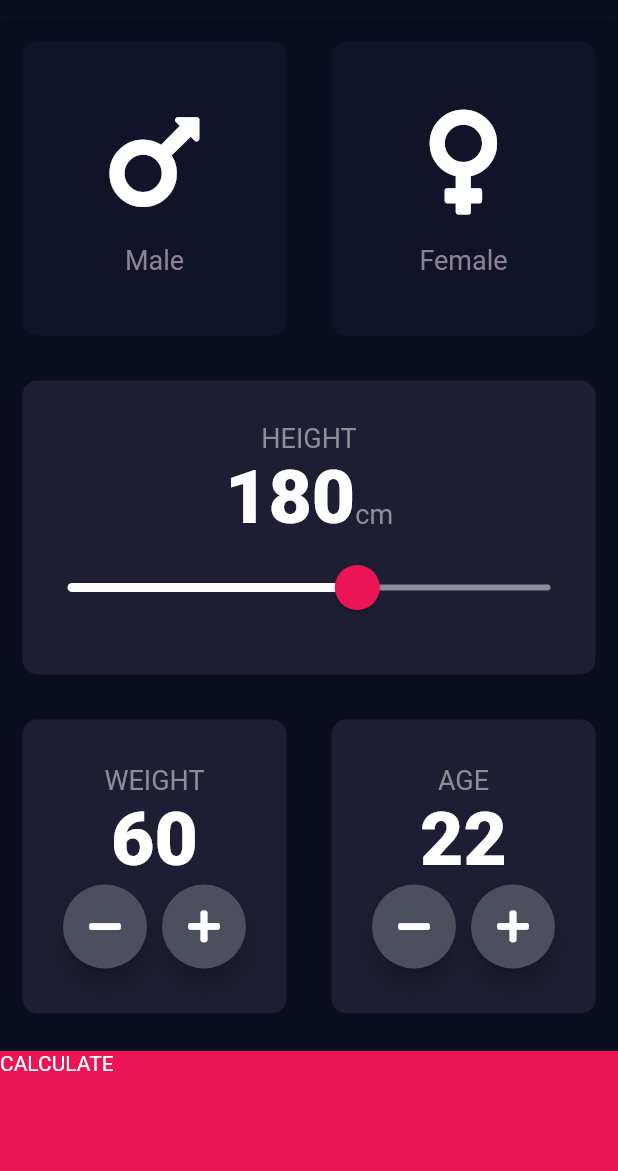
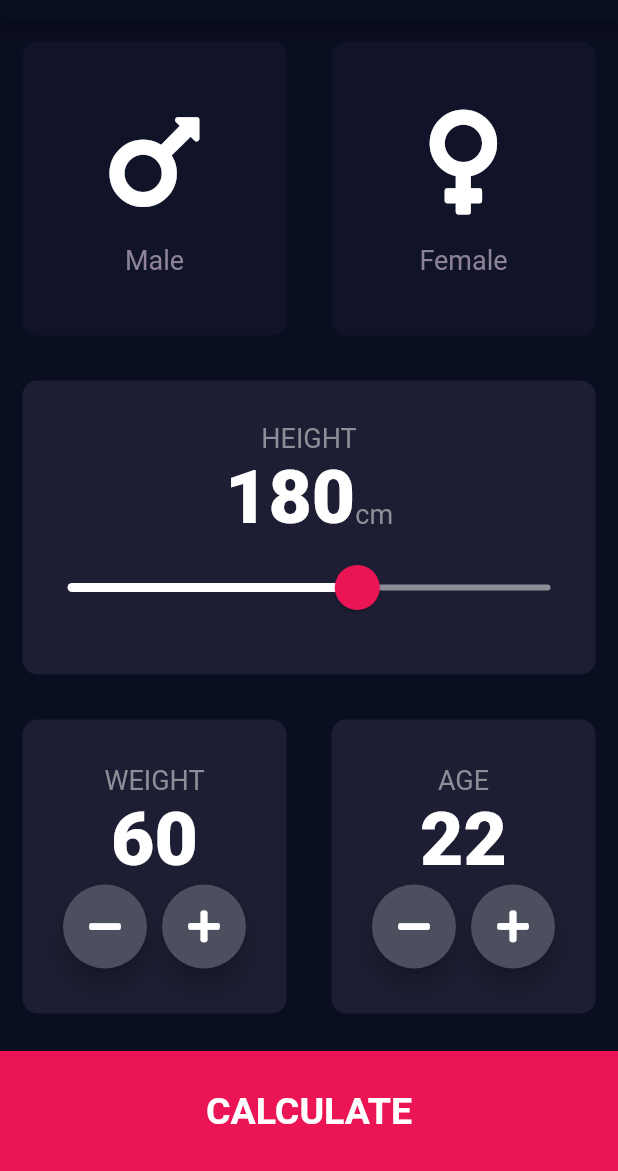
Before and after one commit to AdeelZahid/BodyMassIndex_Flutter, a Flutter app: the screen it shows after launch, on a phone screen of 412 x 824 dp, the part 65-1236 px from its top. Run offline on Flutter 3.47's test engine with Material 2 defaults, Android fonts, the phone set to English and light mode, and no system bars; our stand-ins replace font_awesome_flutter.

Commit message:
added button widget and send files

```diff
--- a/lib/main.dart
+++ b/lib/main.dart
@@ -1,4 +1,4 @@
-import 'package:body_mass_index_calculator/widgets/input_page.dart';
+import 'package:body_mass_index_calculator/screens/input_page.dart';
 import 'package:flutter/material.dart';
 
 void main() {
--- a/lib/widgets/input_page.dart
+++ b/lib/screens/input_page.dart
@@ -1,7 +1,9 @@
 import 'package:body_mass_index_calculator/constants/constants.dart';
+import 'package:body_mass_index_calculator/screens/result_page.dart';
+import 'package:body_mass_index_calculator/widgets/bottom_button.dart';
 import 'package:body_mass_index_calculator/widgets/icon_content.dart';
-import 'package:body_mass_index_calculator/widgets/result_page.dart';
 import 'package:body_mass_index_calculator/widgets/reusedable_card.dart';
+import 'package:body_mass_index_calculator/widgets/round_icon_btn.dart';
 import 'package:flutter/material.dart';
 import 'package:font_awesome_flutter/font_awesome_flutter.dart';
 
@@ -217,18 +219,14 @@ class _InputPageState extends State<InputPage> {
             ),
           ),
           //BOTTOM
-          GestureDetector(
-            child: Container(
-              child: Text('CALCULATE'),
-              color: kBottomContainerColour,
-              margin: EdgeInsets.only(top: 10.0),
-              width: double.infinity,
-              height: kBottomContainerHeight,
-            ),
+          BottomButton(
+            btnText: 'CALCULATE',
             onTap: () {
               Navigator.push(
                 context,
-                MaterialPageRoute(builder: (context) => ResultPage()),
+                MaterialPageRoute(
+                  builder: (context) => ResultPage(),
+                ),
               );
             },
           ),
@@ -237,26 +235,3 @@ class _InputPageState extends State<InputPage> {
     );
   }
 }
-
-class RoundIconButton extends StatelessWidget {
-  final IconData icon;
-  final Function onPress;
-
-  const RoundIconButton({Key key, this.icon, this.onPress}) : super(key: key);
-
-  @override
-  Widget build(BuildContext context) {
-    return RawMaterialButton(
-      child: Icon(icon),
-      constraints: BoxConstraints.tightFor(
-        width: 56.0,
-        height: 56.0,
-      ),
-      elevation: 6.0,
-      // shape: CircleBorder(),
-      shape: RoundedRectangleBorder(borderRadius: BorderRadius.circular(50.0)),
-      fillColor: Color(0xFF4C4F5E),
-      onPressed: onPress,
-    );
-  }
-}
--- /dev/null
+++ b/lib/widgets/bottom_button.dart
@@ -0,0 +1,23 @@
+import 'package:body_mass_index_calculator/constants/constants.dart';
+import 'package:flutter/material.dart';
+
+class BottomButton extends StatelessWidget {
+  final String btnText;
+  final Function onTap;
+
+  const BottomButton({@required this.btnText, @required this.onTap});
+
+  @override
+  Widget build(BuildContext context) {
+    return GestureDetector(
+      child: Container(
+        child: Center(child: Text(btnText, style: kLargeButtonText)),
+        color: kBottomContainerColour,
+        margin: EdgeInsets.only(top: 10.0),
+        width: double.infinity,
+        height: kBottomContainerHeight,
+      ),
+      onTap: onTap,
+    );
+  }
+}
--- a/lib/widgets/icon_content.dart
+++ b/lib/widgets/icon_content.dart
@@ -1,5 +1,4 @@
 import 'package:flutter/material.dart';
-import 'package:font_awesome_flutter/font_awesome_flutter.dart';
 
 class IconContent extends StatelessWidget {
   final IconData icon;
--- /dev/null
+++ b/lib/widgets/round_icon_btn.dart
@@ -0,0 +1,24 @@
+import 'package:flutter/material.dart';
+
+class RoundIconButton extends StatelessWidget {
+  final IconData icon;
+  final Function onPress;
+
+  const RoundIconButton({Key key, this.icon, this.onPress}) : super(key: key);
+
+  @override
+  Widget build(BuildContext context) {
+    return RawMaterialButton(
+      child: Icon(icon),
+      constraints: BoxConstraints.tightFor(
+        width: 56.0,
+        height: 56.0,
+      ),
+      elevation: 6.0,
+      // shape: CircleBorder(),
+      shape: RoundedRectangleBorder(borderRadius: BorderRadius.circular(50.0)),
+      fillColor: Color(0xFF4C4F5E),
+      onPressed: onPress,
+    );
+  }
+}
```
Also changed, not shown: lib/constants/constants.dart (+26 -0 lines), lib/screens/result_page.dart (added, +58 -0 lines), lib/widgets/result_page.dart (deleted, +0 -15 lines).
